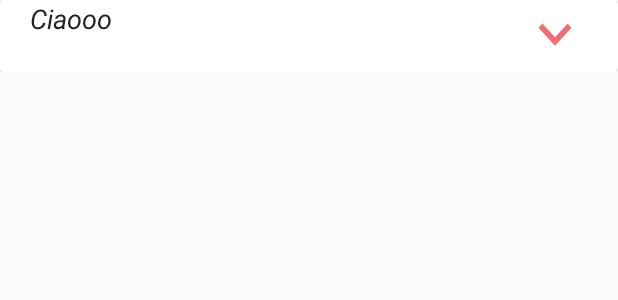
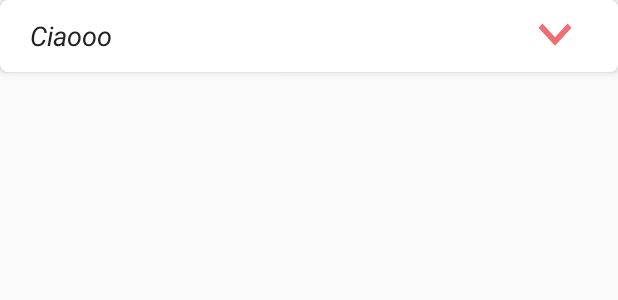
Before and after one commit to FrancescoAlbo97/EAToday, an Android app: the layout ingredient_list_item.xml on its own in the app's theme, with its tools: preview values and no code run, on a phone screen of 412 x 824 dp. Shown: the top 300 px of the screen. Run offline under Robolectric (Android 15) with nearby library versions, the light colour scheme and no system bars.

Commit message:
finish 2.0

```diff
--- a/app/src/main/java/com/eatoday/RegisterActivity.java
+++ b/app/src/main/java/com/eatoday/RegisterActivity.java
@@ -13,10 +13,7 @@ import android.widget.TextView;
 import androidx.appcompat.app.AlertDialog;
 import androidx.appcompat.app.AppCompatActivity;
 
-import com.eatoday.helper.DatabaseHelper;
 import com.eatoday.service.AccessLoader;
-import com.eatoday.util.Constant;
-import com.eatoday.util.PreferenceUtils;
 
 import java.util.concurrent.CountDownLatch;
 
@@ -24,8 +21,6 @@ public class RegisterActivity extends AppCompatActivity {
 
     private EditText name,lastName,email,password,password2,address;
     private Button registerButton;
-    private DatabaseHelper databaseHelper = new DatabaseHelper(this);
-    private PreferenceUtils utils = new PreferenceUtils();
 
     @Override
     protected void onCreate(Bundle savedInstanceState) {
--- a/app/src/main/java/com/eatoday/model/RecipeCollection.java
+++ b/app/src/main/java/com/eatoday/model/RecipeCollection.java
@@ -4,6 +4,7 @@ import java.util.ArrayList;
 
 public class RecipeCollection {
     public static ArrayList<Recipe> recipesList;
+    public static ArrayList<Recipe> startRecipesList;
     public static ArrayList<Ingredient> ingredientsList;
 
     public static ArrayList<Recipe> searchRecipesByName(String s){
--- a/app/src/main/res/layout/ingredient_list_item.xml
+++ b/app/src/main/res/layout/ingredient_list_item.xml
@@ -11,12 +11,13 @@
 
     <androidx.cardview.widget.CardView
         app:cardBackgroundColor="#FFFFFF"
-        app:cardCornerRadius="3dp"
-        app:cardElevation="1dp"
+        app:cardCornerRadius="5dp"
+        app:cardElevation="3dp"
         app:cardUseCompatPadding="false"
         app:cardPreventCornerOverlap="false"
         android:layout_width="match_parent"
-        android:layout_height="wrap_content">
+        android:layout_height="wrap_content"
+        android:layout_marginBottom="@dimen/paragraf">
 
         <LinearLayout
             android:layout_width="match_parent"
@@ -32,7 +33,7 @@
                 android:layout_weight="1"
                 android:paddingStart="@dimen/fab_margin"
                 android:text="Ciaooo"
-                android:textAlignment="textStart"
+                android:gravity="center_vertical|left"
                 android:textColor="@color/colorPrimaryText"
                 android:textSize="@dimen/size_font_info_recipe"
                 android:textStyle="italic" />
```
Also changed, not shown: app/src/main/java/com/eatoday/LoginActivity.java (+9 -9 lines), app/src/main/java/com/eatoday/MainActivity.java (+13 -7 lines), app/src/main/java/com/eatoday/ProfileActivity.java (+0 -9 lines).
